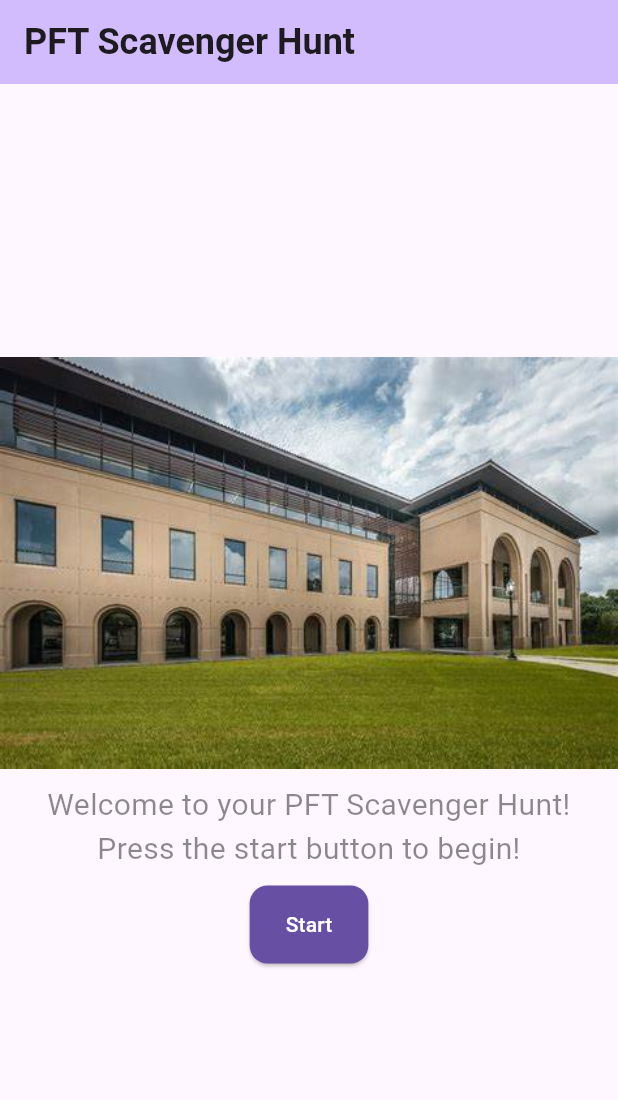
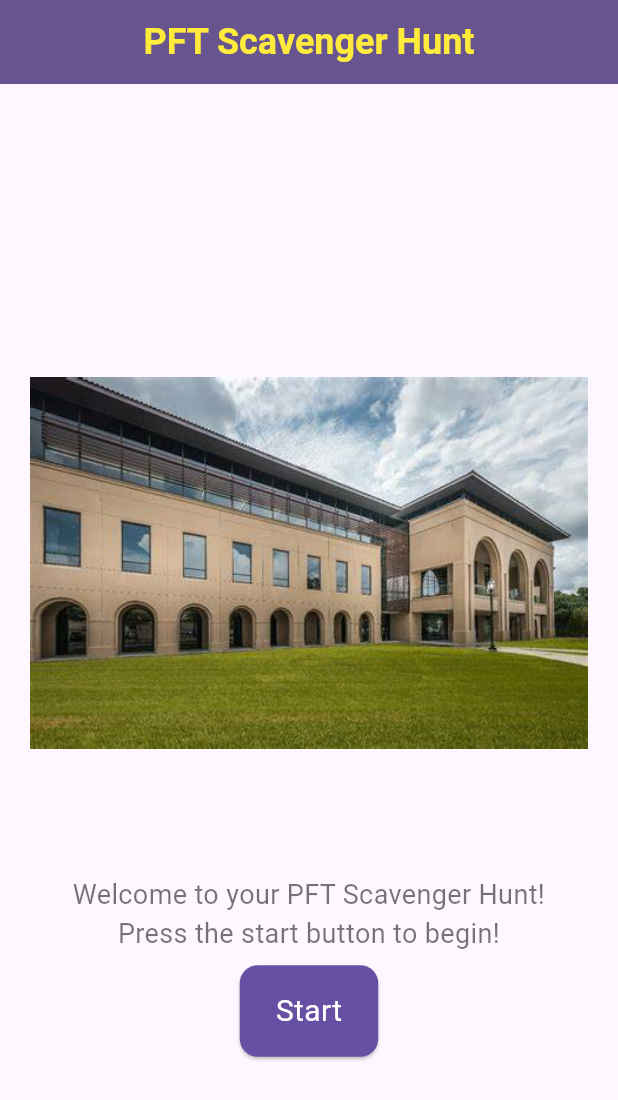
Before and after one commit to JaredArrowood/scavenger-hunt, a Flutter app: the screen it shows after launch, on a phone screen of 412 x 824 dp. Shown: the top 1100 px of the screen. Run offline on Flutter 3.47's test engine with Material 3 defaults, Android fonts, the light colour scheme and no system bars.

Commit message:
added more styling to text and front page

```diff
--- a/Code/scavenger_hunt_app/lib/main.dart
+++ b/Code/scavenger_hunt_app/lib/main.dart
@@ -19,13 +19,13 @@
         useMaterial3: true,
         textTheme: TextTheme(
           bodyLarge: TextStyle(fontSize: 16, color: Colors.black87),
-          bodyMedium: TextStyle(fontSize: 14, color: Colors.black45),
-          titleLarge: TextStyle(fontSize: 24, fontWeight: FontWeight.bold, color: Colors.deepPurple),
+          bodyMedium: TextStyle(fontSize: 14, color: Colors.black54),
+          titleLarge: TextStyle(fontSize: 24, fontWeight: FontWeight.bold, color: Colors.yellow),
         ),
         elevatedButtonTheme: ElevatedButtonThemeData(
           style: ElevatedButton.styleFrom(
-            backgroundColor: Theme.of(context).colorScheme.primary, // Correct use of primary color
-            foregroundColor: Theme.of(context).colorScheme.onPrimary, // Correct use of onPrimary color
+            backgroundColor: Theme.of(context).colorScheme.primary,
+            foregroundColor: Theme.of(context).colorScheme.onPrimary,
             shape: RoundedRectangleBorder(
               borderRadius: BorderRadius.circular(12),
             ),
@@ -59,19 +59,22 @@
   Widget build(BuildContext context) {
     return Scaffold(
       appBar: AppBar(
-        backgroundColor: Theme.of(context).colorScheme.inversePrimary,
-        title: Text(widget.title),
+        backgroundColor: Theme.of(context).colorScheme.primary,
+        title: Text(widget.title, style: Theme.of(context).textTheme.titleLarge),
+        centerTitle: true,
       ),
-      body: Center(
+      body: Padding(
+        padding: const EdgeInsets.all(20.0), // Added padding to body
+        child: Center(
           child: Column(
             mainAxisAlignment: MainAxisAlignment.center,
             children: <Widget>[
-            Image.asset('assets/PFT.jpg'),
+              Image.asset('assets/PFT.jpg', height: 400, width: 400),
               Padding(
-              padding: const EdgeInsets.all(10.0),
-              child: const Text(
+                padding: const EdgeInsets.all(8.0),
+                child: Text(
                   'Welcome to your PFT Scavenger Hunt! Press the start button to begin!',
-                style: TextStyle(fontSize: 20, fontFamily: 'Roboto'),
+                  style: Theme.of(context).textTheme.bodyMedium?.copyWith(fontSize: 18),
                   textAlign: TextAlign.center,
                 ),
               ),
@@ -80,8 +83,12 @@
                   navigateToNextScreen();
                 },
                 child: const Text('Start'),
+                style: ElevatedButton.styleFrom(
+                  textStyle: Theme.of(context).textTheme.bodyMedium?.copyWith(fontSize: 20),
+                ),
               ),
             ],
+          ),
         ),
       ),
     );
```
Also changed, not shown: Code/scavenger_hunt_app/lib/chevron_binary_question.dart (+5 -9 lines). Lines whose indentation alone changed are shown as unchanged.
